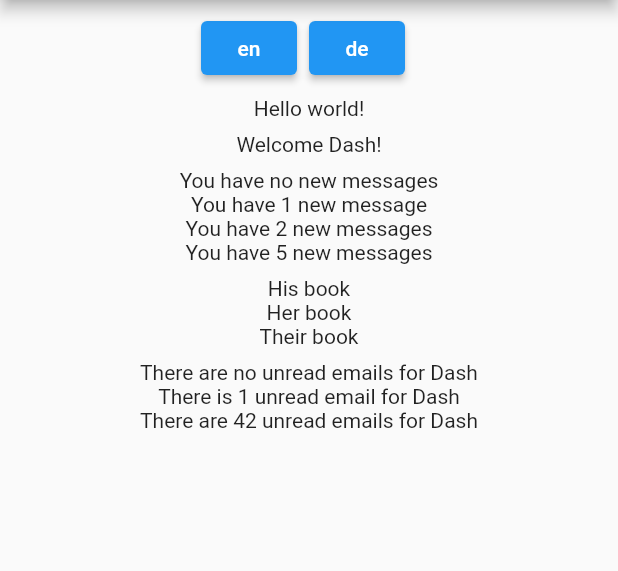
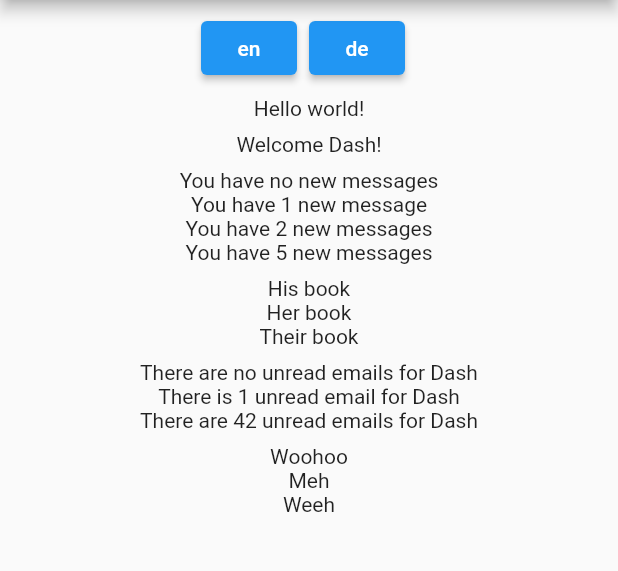
Before and after one commit to defuncart/arb_generator, a Flutter app: the screen it shows after launch, on a phone screen of 412 x 824 dp, the part 84-655 px from its top. Run offline on Flutter 3.47's test engine with Material 2 defaults, Android fonts, the light colour scheme and no system bars; missing offline and left inert: flappy_translator.

Commit message:
Add select case to test.csv.

```diff
--- a/example/assets_dev/test.csv
+++ b/example/assets_dev/test.csv
@@ -4,3 +4,4 @@ welcome;A welcome message;Welcome {firstName}!;Willkommen {firstName}!
 numberMessages;An info message about new messages count;{count, plural, zero{You have no new messages} one{You have 1 new message} other{You have {count} new messages}};{count, plural, zero{Du hast keine neue Nachrichten} one{Du hast eine neue Nachricht} other{Du hast {count} neue Nachrichten}}
 whoseBook;A message determine whose book it is;{sex, select, male{His book} female{Her book} other{Their book}};{sex, select, male{Sein Buch} female{Ihr Buch} other{Ihr Buch}}
 unreadEmails;How many unread emails for user;{howMany, plural, zero{There are no unread emails for {userName}} one{There is 1 unread email for {userName}} other{There are {howMany} unread emails for {userName}}};{howMany, plural, zero{Es gibt keine ungelesenen Emails für {userName}} one{Es gibt eine ungelesene für {userName}} other{Es gibt {howMany} ungelesenen Emails für {userName}}}
+weatherReaction;Reaction to types of weather;{weatherType, select, sunny{Woohoo} cloudy{Meh} rainy{Weeh} other{Other}};{weatherType, select, sunny{Prima} cloudy{In Ordnung} rainy{Mist} other{Other}}
--- a/example/lib/l10n/intl_de.arb
+++ b/example/lib/l10n/intl_de.arb
@@ -19,5 +19,9 @@
   "unreadEmails": "{howMany, plural, zero{Es gibt keine ungelesenen Emails für {userName}} one{Es gibt eine ungelesene für {userName}} other{Es gibt {howMany} ungelesenen Emails für {userName}}}",
   "@unreadEmails": {
     "description": "How many unread emails for user"
+  },
+  "weatherReaction": "{weatherType, select, sunny{Prima} cloudy{In Ordnung} rainy{Mist} other{Other}}",
+  "@weatherReaction": {
+    "description": "Reaction to types of weather"
   }
 }
--- a/example/lib/l10n/intl_en.arb
+++ b/example/lib/l10n/intl_en.arb
@@ -19,5 +19,9 @@
   "unreadEmails": "{howMany, plural, zero{There are no unread emails for {userName}} one{There is 1 unread email for {userName}} other{There are {howMany} unread emails for {userName}}}",
   "@unreadEmails": {
     "description": "How many unread emails for user"
+  },
+  "weatherReaction": "{weatherType, select, sunny{Woohoo} cloudy{Meh} rainy{Weeh} other{Other}}",
+  "@weatherReaction": {
+    "description": "Reaction to types of weather"
   }
 }
--- a/example/lib/widgets/my_app.dart
+++ b/example/lib/widgets/my_app.dart
@@ -83,6 +83,10 @@ class HomeScreen extends StatelessWidget {
           Text(AppLocalizations.of(context).unreadEmails(0, 'Dash')),
           Text(AppLocalizations.of(context).unreadEmails(1, 'Dash')),
           Text(AppLocalizations.of(context).unreadEmails(42, 'Dash')),
+          SizedBox(height: 8),
+          Text(AppLocalizations.of(context).weatherReaction('sunny')),
+          Text(AppLocalizations.of(context).weatherReaction('cloudy')),
+          Text(AppLocalizations.of(context).weatherReaction('rainy')),
         ],
       ),
     );
```
Also changed, not shown: example/lib/generated/intl/messages_de.dart, example/lib/generated/intl/messages_en.dart, example/lib/generated/l10n.dart.
